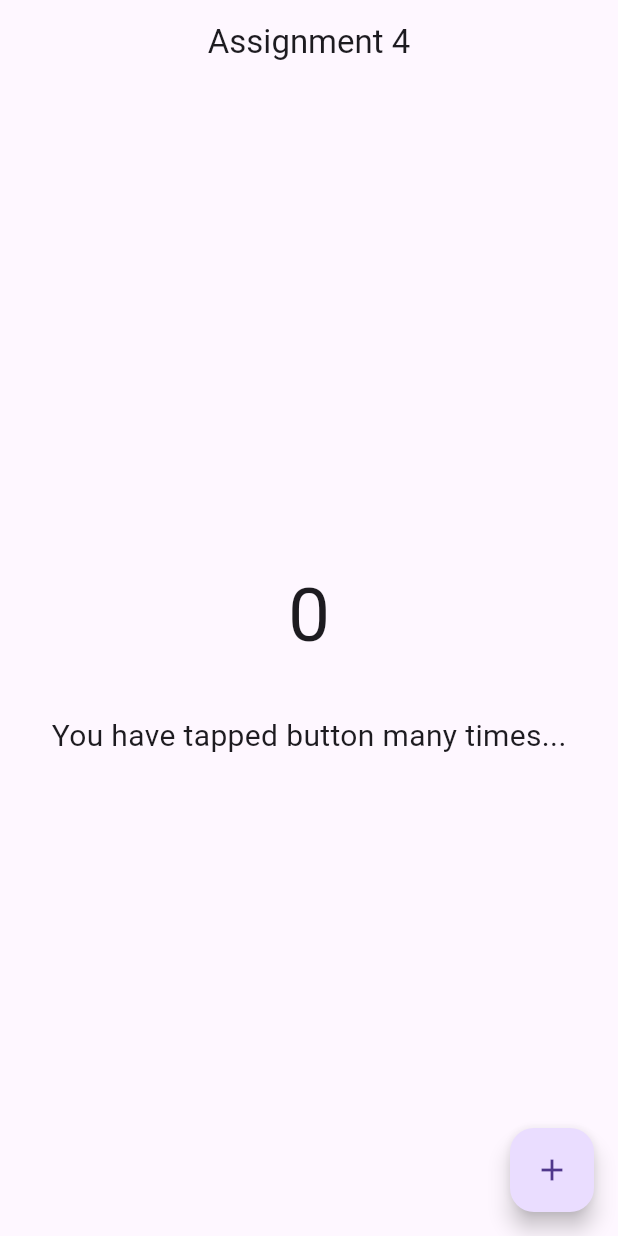
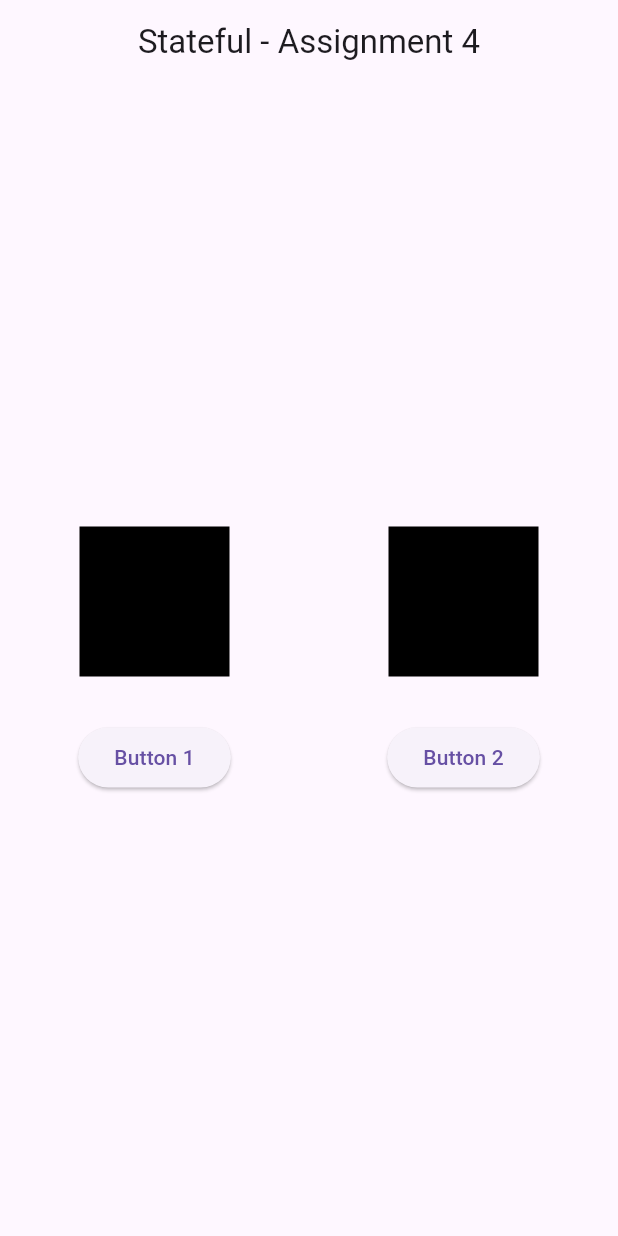
Before and after one commit to mayur-vishwakarma/c2w_flutter, a Flutter app: the screen it shows after launch, on a phone screen of 412 x 824 dp. Run offline on Flutter 3.47's test engine with Material 3 defaults, Android fonts, the phone set to English and light mode, and no system bars.

Commit message:
Assignment

```diff
--- /dev/null
+++ b/c2w_assignments/lib/Stateful_Assignments/assignment4.dart
@@ -0,0 +1,94 @@
+import 'package:flutter/material.dart';
+
+class Assignment4 extends StatefulWidget {
+  const Assignment4({super.key});
+
+  @override
+  State<Assignment4> createState() => _Assignment4State();
+}
+
+class _Assignment4State extends State<Assignment4> {
+  int boxColorIndex1 = 0;
+  int boxColorIndex2 = 0;
+  List<Color> boxColor1 = [
+    Colors.black,
+    Colors.red,
+    Colors.blue,
+    Colors.orange
+  ];
+
+  void updatecolor1() {
+    if (boxColorIndex1 <= boxColor1.length) {
+      setState(() {
+        boxColorIndex1 = (boxColorIndex1 + 1) % 4;
+      });
+    } else {
+      boxColorIndex1 = 0;
+    }
+  }
+
+  void updatecolor2() {
+    if (boxColorIndex2 <= boxColor1.length) {
+      setState(() {
+        boxColorIndex2 = (boxColorIndex2 + 1) % 4;
+      });
+    } else {
+      boxColorIndex2 = 0;
+    }
+  }
+
+  @override
+  Widget build(BuildContext context) {
+    return Scaffold(
+      appBar: AppBar(
+        title: const Center(
+          child: Text("Stateful - Assignment 4"),
+        ),
+      ),
+      body: SizedBox(
+        height: double.infinity,
+        child: Center(
+          child: Row(
+            mainAxisAlignment: MainAxisAlignment.spaceAround,
+            children: [
+              Column(
+                mainAxisAlignment: MainAxisAlignment.center,
+                children: [
+                  Container(
+                    height: 100,
+                    width: 100,
+                    color: boxColor1[boxColorIndex1],
+                  ),
+                  const SizedBox(
+                    height: 30,
+                  ),
+                  ElevatedButton(
+                    onPressed: updatecolor1,
+                    child: const Text("Button 1"),
+                  ),
+                ],
+              ),
+              Column(
+                mainAxisAlignment: MainAxisAlignment.center,
+                children: [
+                  Container(
+                    height: 100,
+                    width: 100,
+                    color: boxColor1[boxColorIndex2],
+                  ),
+                  const SizedBox(
+                    height: 30,
+                  ),
+                  ElevatedButton(
+                    onPressed: updatecolor2,
+                    child: const Text("Button 2"),
+                  ),
+                ],
+              ),
+            ],
+          ),
+        ),
+      ),
+    );
+  }
+}
```
Also changed, not shown: c2w_assignments/lib/Stateful_Assignments/assignment1.dart (added, +57 -0 lines), c2w_assignments/lib/Stateful_Assignments/assignment2.dart (added, +76 -0 lines), c2w_assignments/lib/Stateful_Assignments/assignment3.dart (added, +62 -0 lines), c2w_assignments/lib/main.dart (+6 -1 lines), c2w_assignments/lib/Basic_Assignments/Assignemnt3.dart (renamed from c2w_assignments/lib/Assignments/Assignemnt3.dart), c2w_assignments/lib/Basic_Assignments/Assignment1.dart (renamed from c2w_assignments/lib/Assignments/Assignment1.dart), c2w_assignments/lib/Basic_Assignments/Assignment2.dart (renamed from c2w_assignments/lib/Assignments/Assignment2.dart), c2w_assignments/lib/Basic_Assignments/Assignment4.dart (renamed from c2w_assignments/lib/Assignments/Assignment4.dart), c2w_assignments/outputs/Basic_Assignments/Assignment 1 .jpeg (renamed from c2w_assignments/outputs/Assignment 1 .jpeg), c2w_assignments/outputs/Basic_Assignments/Assignment 2.jpeg (renamed from c2w_assignments/outputs/Assignment 2.jpeg), c2w_assignments/outputs/Basic_Assignments/Assignment 3.jpeg (renamed from c2w_assignments/outputs/Assignment 3.jpeg), c2w_assignments/outputs/Basic_Assignments/Assignment 4.jpeg (renamed from c2w_assignments/outputs/Assignment 4.jpeg), c2w_assignments/outputs/Stateful_Assignment/Assignment 1.jpeg (added), c2w_assignments/outputs/Stateful_Assignment/Assignment 2.jpeg (added), 2 more files, 2 other files.
